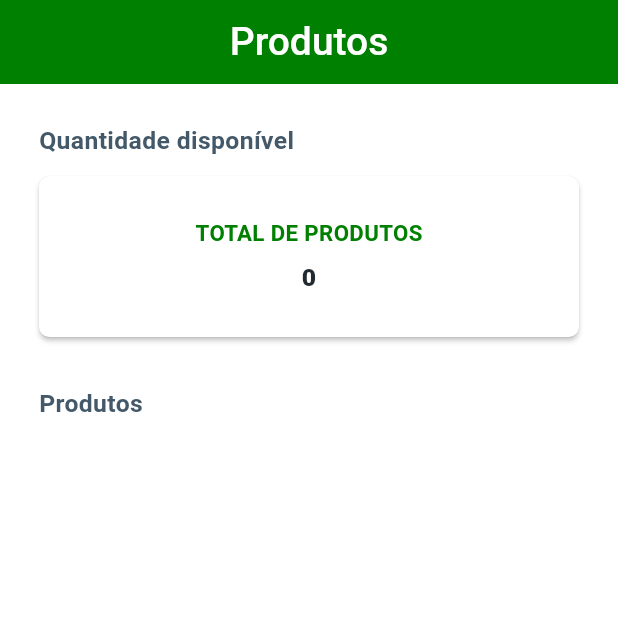
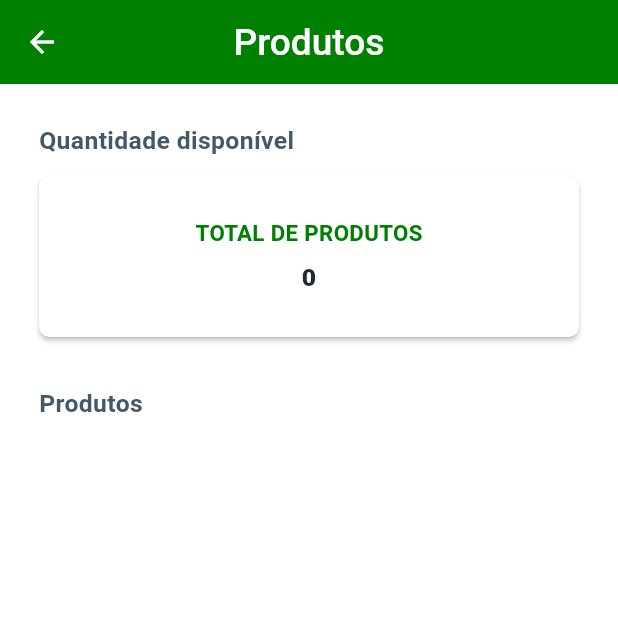
Before and after one commit to lmtsufape/assim_app_comercio_vendas, a Flutter app: the HomeScreen screen opened by its route, after a tap on "Produtos", on a phone screen of 412 x 824 dp, the top half of it. Run offline on Flutter 3.47's test engine with Material 3 defaults, Android fonts, the phone set to English and light mode, and no system bars; our stand-ins replace bot_toast, currency_text_input_formatter, device_preview, dio, dropdown_button2, file_picker and 9 more; missing offline and left inert: flutter_pdfview, rate_my_app; accounts and stored records are empty; network calls fail; statements that could not run were skipped.

Commit message:
Padronização do Layout e Cores nas Telas Principais do Aplicativo

```diff
--- a/lib/app.dart
+++ b/lib/app.dart
@@ -2,11 +2,9 @@ import 'package:device_preview/device_preview.dart';
 import 'package:flutter/material.dart';
 import 'package:get/get.dart';
 import 'package:thunderapp/screens/carrousel/carrousel_screen.dart';
-import 'package:thunderapp/screens/edit_products/edit_products_screen.dart';
 import 'package:thunderapp/screens/list_products/list_products_screen.dart';
 import 'package:thunderapp/screens/orders/orders_screen.dart';
 import 'package:thunderapp/screens/payments/payments_screen.dart';
-import 'package:thunderapp/screens/add_products/add_products_screen.dart';
 import 'package:thunderapp/screens/report/report_screen.dart';
 import 'package:thunderapp/screens/screens_index.dart';
 import 'package:thunderapp/screens/start/start_screen.dart';
@@ -64,7 +62,7 @@ class App extends StatelessWidget {
             const PaymentsScreen(),
         Screens.report: (context) => const ReportScreen(),
         Screens.listProducts: (context) =>
-            ListProductsScreen(),
+            const ListProductsScreen(),
       },
     );
   }
--- a/lib/screens/home/home_screen.dart
+++ b/lib/screens/home/home_screen.dart
@@ -138,7 +138,7 @@ class _HomeScreenState extends State<HomeScreen> {
                                         context,
                                         MaterialPageRoute(
                                           builder: (_) =>
-                                              ListProductsScreen(),
+                                              const ListProductsScreen(),
                                         ),
                                       );
                                     },
@@ -162,7 +162,7 @@ class _HomeScreenState extends State<HomeScreen> {
                                 ),
                               ],
                             ),
-                            SizedBox(height: 8.0),
+                            const SizedBox(height: 8.0),
                             Row(
                               mainAxisAlignment:
                                   MainAxisAlignment.spaceBetween,
@@ -174,7 +174,7 @@ class _HomeScreenState extends State<HomeScreen> {
                                     icon: Icons.edit_outlined,
                                     title: 'Editar banca',
                                     onTap: () {
-                                      Navigator.pushReplacement(
+                                      Navigator.push(
                                           context,
                                           MaterialPageRoute(
                                               fullscreenDialog: true,
@@ -195,7 +195,7 @@ class _HomeScreenState extends State<HomeScreen> {
                                       Navigator.push(
                                         context,
                                         MaterialPageRoute(
-                                          builder: (_) => AddStoreScreen(),
+                                          builder: (_) => const AddStoreScreen(),
                                         ),
                                       );
                                     },
--- a/lib/screens/list_products/list_products_screen.dart
+++ b/lib/screens/list_products/list_products_screen.dart
@@ -138,15 +138,18 @@ class _ListProductsScreenState extends State<ListProductsScreen>
     return GetBuilder<ListProductsController>(
       builder: (controller) => Scaffold(
         appBar: AppBar(
-          automaticallyImplyLeading: false,
           backgroundColor: kPrimaryColor,
-          title: Center(
-            child: Text(
-              'Produtos',
-              style: kTitle2.copyWith(color: Colors.white),
+          iconTheme: IconThemeData(color: Colors.white),
+          centerTitle: true, // Centraliza o título corretamente
+          title: Text(
+            'Produtos',
+            style: TextStyle(
+              color: Colors.white,
+              fontWeight: FontWeight.w500,
+              fontSize: size.height * 0.030
             ),
           ),
-          iconTheme: const IconThemeData(color: Colors.white),
+          automaticallyImplyLeading: true,
         ),
         floatingActionButton: SizedBox(
           child: FloatingActionButton(
```
Also changed, not shown: lib/screens/my_store/add_store_screen.dart (+12 -7 lines), lib/screens/my_store/edit_store_screen.dart (+9 -8 lines), lib/screens/orders/orders_screen.dart (+10 -2 lines), lib/screens/report/report_screen.dart (+10 -2 lines).
